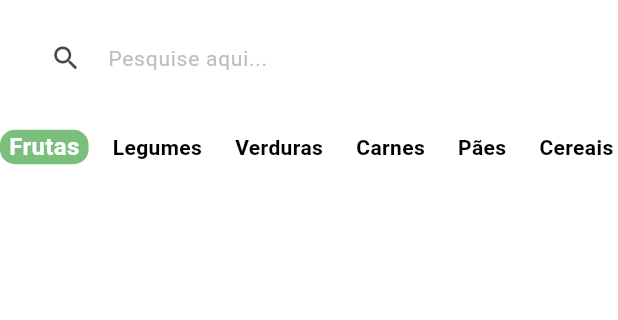
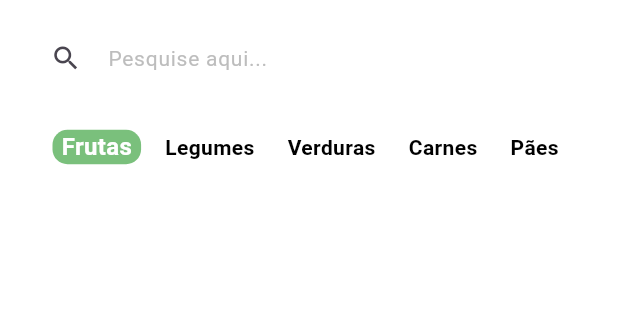
Before and after one commit to MaSamahaa/kitanda, a Flutter app: the HomeTab screen opened directly, on a phone screen of 412 x 824 dp, the part 84-404 px from its top. Run offline on Flutter 3.47's test engine with Material 3 defaults, Android fonts, the phone set to English and light mode, and no system bars; our stand-ins replace animated_text_kit, mask_text_input_formatter.

Commit message:
Corrige alinhamento CategoryTile

```diff
--- a/lib/src/home/home_tab.dart
+++ b/lib/src/home/home_tab.dart
@@ -16,7 +16,6 @@ class _HomeTabState extends State<HomeTab> {
     'Verduras',
     'Carnes',
     'Pães',
-    'Cereais',
   ];
 
   String selectedCategory = 'Frutas';
@@ -92,7 +91,8 @@ class _HomeTabState extends State<HomeTab> {
               ),
             ),
           ),
-          SizedBox(
+          Container(
+            padding:const EdgeInsets.only(left: 35),
             height: 40,
             child: ListView.separated(
               scrollDirection: Axis.horizontal,
```
